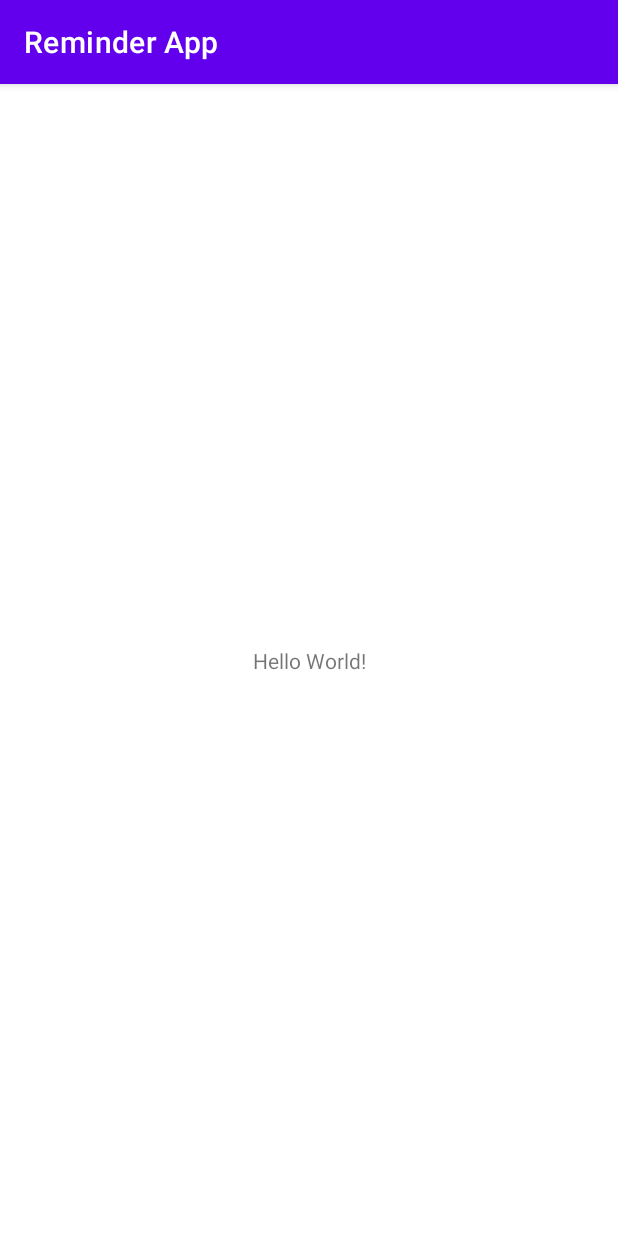
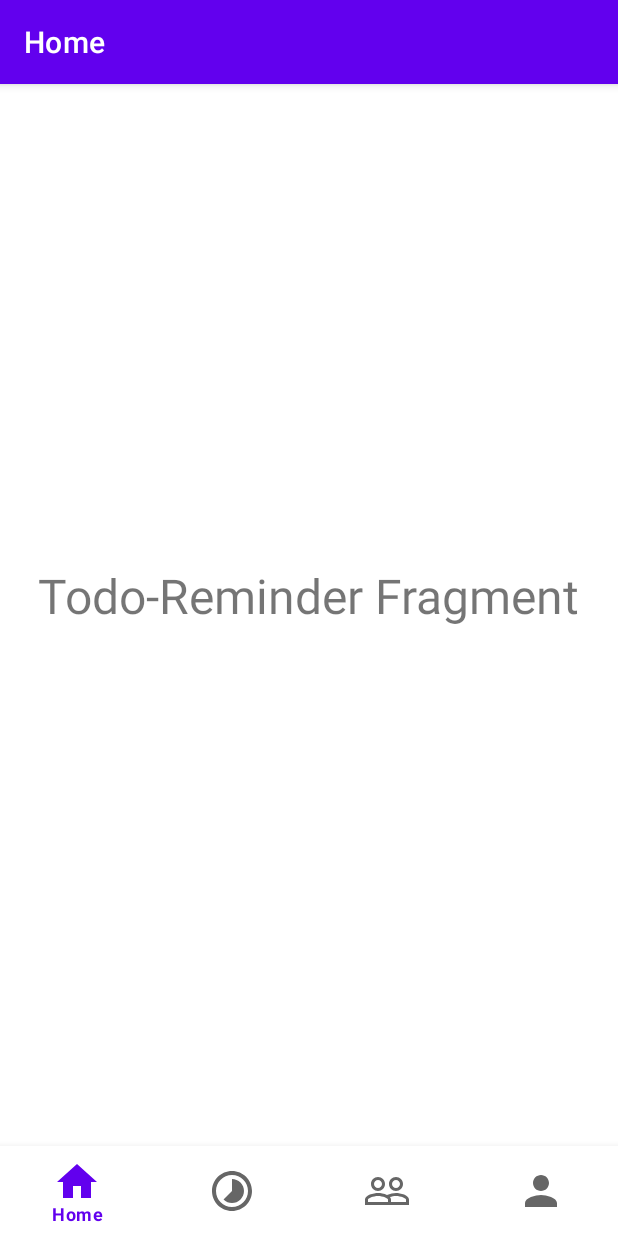
Before and after one commit to prash240303/equilibria, an Android app: the screen it shows after launch once a user with an empty profile is signed in (MainActivity), on a phone screen of 412 x 824 dp. Run offline under Robolectric (Android 15) with nearby library versions, the phone set to English and light mode, and no system bars; our stand-ins replace Firebase (no records; nobody signed in at launch, a user with empty details on screens opened directly), navigation-ui.

Commit message:
Second Commit

```diff
--- a/app/build.gradle
+++ b/app/build.gradle
@@ -41,6 +41,9 @@ dependencies {
     implementation 'com.google.firebase:firebase-auth-ktx:21.0.1'
     implementation 'com.google.firebase:firebase-firestore-ktx:24.0.1'
     implementation 'com.google.android.gms:play-services-auth:20.1.0'
+    implementation 'androidx.navigation:navigation-fragment-ktx:2.4.0'
+    implementation 'androidx.navigation:navigation-ui-ktx:2.4.0'
+    implementation 'androidx.legacy:legacy-support-v4:1.0.0'
     testImplementation 'junit:junit:4.13.2'
     androidTestImplementation 'androidx.test.ext:junit:1.1.3'
     androidTestImplementation 'androidx.test.espresso:espresso-core:3.4.0'
--- /dev/null
+++ b/app/src/main/java/com/androrubin/reminderapp/HomeFragment.kt
@@ -0,0 +1,59 @@
+package com.androrubin.reminderapp
+
+import android.os.Bundle
+import androidx.fragment.app.Fragment
+import android.view.LayoutInflater
+import android.view.View
+import android.view.ViewGroup
+
+// TODO: Rename parameter arguments, choose names that match
+// the fragment initialization parameters, e.g. ARG_ITEM_NUMBER
+private const val ARG_PARAM1 = "param1"
+private const val ARG_PARAM2 = "param2"
+
+/**
+ * A simple [Fragment] subclass.
+ * Use the [HomeFragment.newInstance] factory method to
+ * create an instance of this fragment.
+ */
+class HomeFragment : Fragment() {
+    // TODO: Rename and change types of parameters
+    private var param1: String? = null
+    private var param2: String? = null
+
+    override fun onCreate(savedInstanceState: Bundle?) {
+        super.onCreate(savedInstanceState)
+        arguments?.let {
+            param1 = it.getString(ARG_PARAM1)
+            param2 = it.getString(ARG_PARAM2)
+        }
+    }
+
+    override fun onCreateView(
+        inflater: LayoutInflater, container: ViewGroup?,
+        savedInstanceState: Bundle?,
+    ): View? {
+        // Inflate the layout for this fragment
+        return inflater.inflate(R.layout.fragment_home, container, false)
+    }
+
+    companion object {
+        /**
+         * Use this factory method to create a new instance of
+         * this fragment using the provided parameters.
+         *
+         * @param param1 Parameter 1.
+         * @param param2 Parameter 2.
+         * @return A new instance of fragment HomeFragment.
+         */
+        // TODO: Rename and change types and number of parameters
+        @JvmStatic
+        fun newInstance(param1: String, param2: String) =
+            HomeFragment().apply {
+                arguments = Bundle().apply {
+                    putString(ARG_PARAM1, param1)
+                    putString(ARG_PARAM2, param2)
+                }
+            }
+    }
+}
--- a/app/src/main/java/com/androrubin/reminderapp/MainActivity.kt
+++ b/app/src/main/java/com/androrubin/reminderapp/MainActivity.kt
@@ -4,11 +4,22 @@ import android.content.Intent
 import androidx.appcompat.app.AppCompatActivity
 import android.os.Bundle
 import android.os.Handler
+import androidx.navigation.findNavController
+import androidx.navigation.ui.AppBarConfiguration
+import androidx.navigation.ui.setupActionBarWithNavController
+import androidx.navigation.ui.setupWithNavController
+import com.google.android.material.bottomnavigation.BottomNavigationView
 
 class MainActivity : AppCompatActivity() {
 
     override fun onCreate(savedInstanceState: Bundle?) {
         super.onCreate(savedInstanceState)
         setContentView(R.layout.activity_main)
+        val navController=findNavController(R.id.fragmentContainerView)
+        val bottomNavigationView=findViewById<BottomNavigationView>(R.id.bottomNavigationView)
+        bottomNavigationView.setupWithNavController(navController=navController)
+        val appBarConfifuration= AppBarConfiguration(setOf(R.id.homeFragment,R.id.pomodoroFragment,R.id.communityFragment,R.id.profileFragment))
+        setupActionBarWithNavController(navController,appBarConfifuration)
+
     }
 }
--- /dev/null
+++ b/app/src/main/res/drawable/ic_baseline_home_24.xml
@@ -0,0 +1,5 @@
+<vector android:height="40dp" android:tint="?attr/colorControlNormal"
+    android:viewportHeight="24" android:viewportWidth="24"
+    android:width="40dp" xmlns:android="http://schemas.android.com/apk/res/android">
+    <path android:fillColor="@android:color/white" android:pathData="M10,20v-6h4v6h5v-8h3L12,3 2,12h3v8z"/>
+</vector>
--- /dev/null
+++ b/app/src/main/res/drawable/ic_baseline_people_outline_24.xml
@@ -0,0 +1,10 @@
+<vector xmlns:android="http://schemas.android.com/apk/res/android"
+    android:width="24dp"
+    android:height="24dp"
+    android:viewportWidth="24"
+    android:viewportHeight="24"
+    android:tint="?attr/colorControlNormal">
+  <path
+      android:fillColor="@android:color/white"
+      android:pathData="M16.5,13c-1.2,0 -3.07,0.34 -4.5,1 -1.43,-0.67 -3.3,-1 -4.5,-1C5.33,13 1,14.08 1,16.25L1,19h22v-2.75c0,-2.17 -4.33,-3.25 -6.5,-3.25zM12.5,17.5h-10v-1.25c0,-0.54 2.56,-1.75 5,-1.75s5,1.21 5,1.75v1.25zM21.5,17.5L14,17.5v-1.25c0,-0.46 -0.2,-0.86 -0.52,-1.22 0.88,-0.3 1.96,-0.53 3.02,-0.53 2.44,0 5,1.21 5,1.75v1.25zM7.5,12c1.93,0 3.5,-1.57 3.5,-3.5S9.43,5 7.5,5 4,6.57 4,8.5 5.57,12 7.5,12zM7.5,6.5c1.1,0 2,0.9 2,2s-0.9,2 -2,2 -2,-0.9 -2,-2 0.9,-2 2,-2zM16.5,12c1.93,0 3.5,-1.57 3.5,-3.5S18.43,5 16.5,5 13,6.57 13,8.5s1.57,3.5 3.5,3.5zM16.5,6.5c1.1,0 2,0.9 2,2s-0.9,2 -2,2 -2,-0.9 -2,-2 0.9,-2 2,-2z"/>
+</vector>
--- /dev/null
+++ b/app/src/main/res/drawable/ic_baseline_person_24.xml
@@ -0,0 +1,5 @@
+<vector android:height="32dp" android:tint="?attr/colorControlNormal"
+    android:viewportHeight="24" android:viewportWidth="24"
+    android:width="32dp" xmlns:android="http://schemas.android.com/apk/res/android">
+    <path android:fillColor="@android:color/white" android:pathData="M12,12c2.21,0 4,-1.79 4,-4s-1.79,-4 -4,-4 -4,1.79 -4,4 1.79,4 4,4zM12,14c-2.67,0 -8,1.34 -8,4v2h16v-2c0,-2.66 -5.33,-4 -8,-4z"/>
+</vector>
--- /dev/null
+++ b/app/src/main/res/drawable/ic_baseline_timelapse_24.xml
@@ -0,0 +1,10 @@
+<vector xmlns:android="http://schemas.android.com/apk/res/android"
+    android:width="24dp"
+    android:height="24dp"
+    android:viewportWidth="24"
+    android:viewportHeight="24"
+    android:tint="?attr/colorControlNormal">
+  <path
+      android:fillColor="@android:color/white"
+      android:pathData="M16.24,7.76C15.07,6.59 13.54,6 12,6v6l-4.24,4.24c2.34,2.34 6.14,2.34 8.49,0 2.34,-2.34 2.34,-6.14 -0.01,-8.48zM12,2C6.48,2 2,6.48 2,12s4.48,10 10,10 10,-4.48 10,-10S17.52,2 12,2zM12,20c-4.42,0 -8,-3.58 -8,-8s3.58,-8 8,-8 8,3.58 8,8 -3.58,8 -8,8z"/>
+</vector>
--- a/app/src/main/res/layout/activity_main.xml
+++ b/app/src/main/res/layout/activity_main.xml
@@ -6,13 +6,30 @@
     android:layout_height="match_parent"
     tools:context=".MainActivity">
 
-    <TextView
-        android:layout_width="wrap_content"
-        android:layout_height="wrap_content"
-        android:text="Hello World!"
+    <fragment
+        android:id="@+id/fragmentContainerView"
+        android:name="androidx.navigation.fragment.NavHostFragment"
+        android:layout_width="match_parent"
+        android:layout_height="682dp"
+        android:layout_marginBottom="36dp"
+        app:defaultNavHost="true"
+        app:layout_constraintBottom_toTopOf="@+id/bottomNavigationView"
+        app:layout_constraintEnd_toEndOf="parent"
+        app:layout_constraintHorizontal_bias="0.0"
+        app:layout_constraintStart_toStartOf="parent"
+        app:layout_constraintTop_toTopOf="parent"
+        app:layout_constraintVertical_bias="0.028"
+        app:navGraph="@navigation/mainpage_nav" />
+
+    <com.google.android.material.bottomnavigation.BottomNavigationView
+        android:id="@+id/bottomNavigationView"
+        android:layout_width="match_parent"
+        android:layout_height="60dp"
         app:layout_constraintBottom_toBottomOf="parent"
-        app:layout_constraintLeft_toLeftOf="parent"
-        app:layout_constraintRight_toRightOf="parent"
-        app:layout_constraintTop_toTopOf="parent" />
+        app:layout_constraintEnd_toEndOf="parent"
+        app:layout_constraintStart_toStartOf="parent"
+        app:menu="@menu/bottom_menu"
+        app:itemIconSize="32dp">
 
+    </com.google.android.material.bottomnavigation.BottomNavigationView>
 </androidx.constraintlayout.widget.ConstraintLayout>
--- /dev/null
+++ b/app/src/main/res/layout/fragment_home.xml
@@ -0,0 +1,20 @@
+<?xml version="1.0" encoding="utf-8"?>
+<androidx.constraintlayout.widget.ConstraintLayout xmlns:android="http://schemas.android.com/apk/res/android"
+    xmlns:app="http://schemas.android.com/apk/res-auto"
+    xmlns:tools="http://schemas.android.com/tools"
+    android:layout_width="match_parent"
+    android:layout_height="match_parent"
+    tools:context=".HomeFragment">
+
+    <TextView
+        android:layout_width="wrap_content"
+        android:layout_height="wrap_content"
+        android:text="Todo-Reminder Fragment"
+        android:textSize="32sp"
+        app:layout_constraintBottom_toBottomOf="parent"
+        app:layout_constraintEnd_toEndOf="parent"
+        app:layout_constraintHorizontal_bias="0.5"
+        app:layout_constraintStart_toStartOf="parent"
+        app:layout_constraintTop_toTopOf="parent" />
+
+</androidx.constraintlayout.widget.ConstraintLayout>
--- /dev/null
+++ b/app/src/main/res/menu/bottom_menu.xml
@@ -0,0 +1,17 @@
+<?xml version="1.0" encoding="utf-8"?>
+<menu xmlns:android="http://schemas.android.com/apk/res/android">
+
+    <item android:title="Home"
+        android:id="@+id/homeFragment"
+        android:icon="@drawable/ic_baseline_home_24"
+        />
+    <item android:title="Pomodoro"
+        android:id="@+id/pomodoroFragment"
+        android:icon="@drawable/ic_baseline_timelapse_24"/>
+    <item android:title="Community"
+        android:id="@+id/communityFragment"
+        android:icon="@drawable/ic_baseline_people_outline_24"/>
+    <item android:title="Profile"
+        android:id="@+id/profileFragment"
+        android:icon="@drawable/ic_baseline_person_24"/>
+</menu>
--- /dev/null
+++ b/app/src/main/res/navigation/mainpage_nav.xml
@@ -0,0 +1,28 @@
+<?xml version="1.0" encoding="utf-8"?>
+<navigation xmlns:android="http://schemas.android.com/apk/res/android"
+    xmlns:app="http://schemas.android.com/apk/res-auto"
+    xmlns:tools="http://schemas.android.com/tools"
+    android:id="@+id/mainpage_menu"
+    app:startDestination="@id/homeFragment">
+
+    <fragment
+        android:id="@+id/homeFragment"
+        android:name="com.androrubin.reminderapp.HomeFragment"
+        android:label="Home"
+        tools:layout="@layout/fragment_home" />
+    <fragment
+        android:id="@+id/pomodoroFragment"
+        android:name="com.androrubin.reminderapp.PomodoroFragment"
+        android:label="Focus-Pomodoro"
+        tools:layout="@layout/fragment_pomodoro" />
+    <fragment
+        android:id="@+id/communityFragment"
+        android:name="com.androrubin.reminderapp.CommunityFragment"
+        android:label="Community"
+        tools:layout="@layout/fragment_community" />
+    <fragment
+        android:id="@+id/profileFragment"
+        android:name="com.androrubin.reminderapp.ProfileFragment"
+        android:label="Profile"
+        tools:layout="@layout/fragment_profile" />
+</navigation>
--- a/app/src/main/res/values/strings.xml
+++ b/app/src/main/res/values/strings.xml
@@ -1,3 +1,5 @@
 <resources>
     <string name="app_name">Reminder App</string>
+    <!-- TODO: Remove or change this placeholder text -->
+    <string name="hello_blank_fragment">Hello blank fragment</string>
 </resources>
```
Also changed, not shown: app/src/main/java/com/androrubin/reminderapp/CommunityFragment.kt (added, +59 -0 lines), app/src/main/java/com/androrubin/reminderapp/PomodoroFragment.kt (added, +59 -0 lines), app/src/main/java/com/androrubin/reminderapp/ProfileFragment.kt (added, +59 -0 lines), app/src/main/res/layout/fragment_community.xml (added, +20 -0 lines), app/src/main/res/layout/fragment_pomodoro.xml (added, +20 -0 lines), app/src/main/res/layout/fragment_profile.xml (added, +21 -0 lines).
